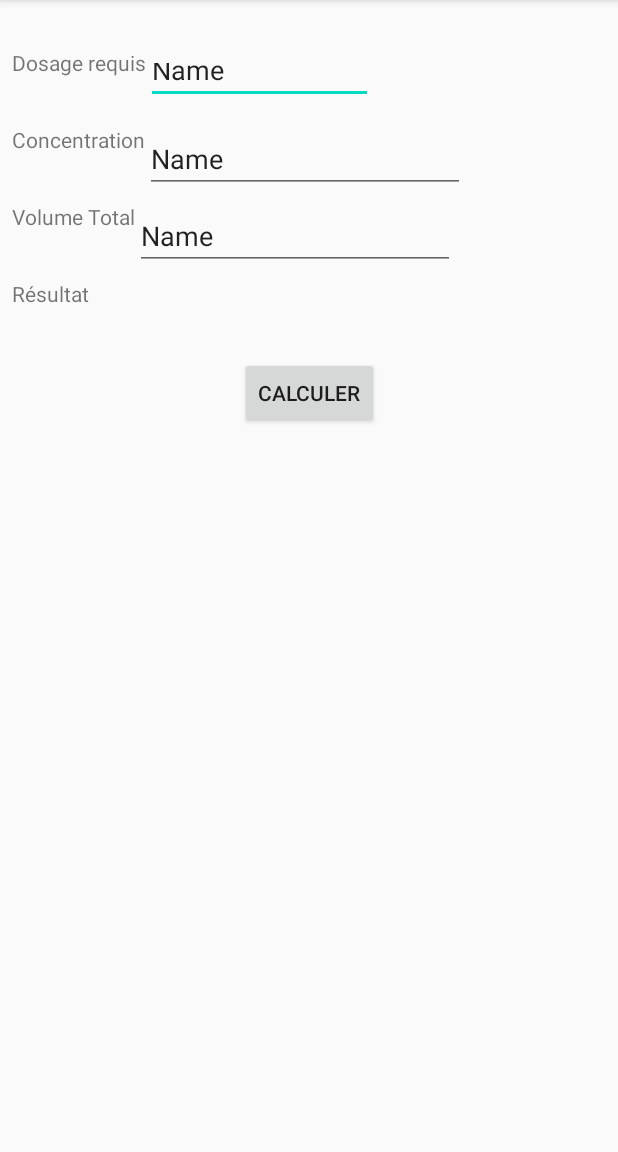
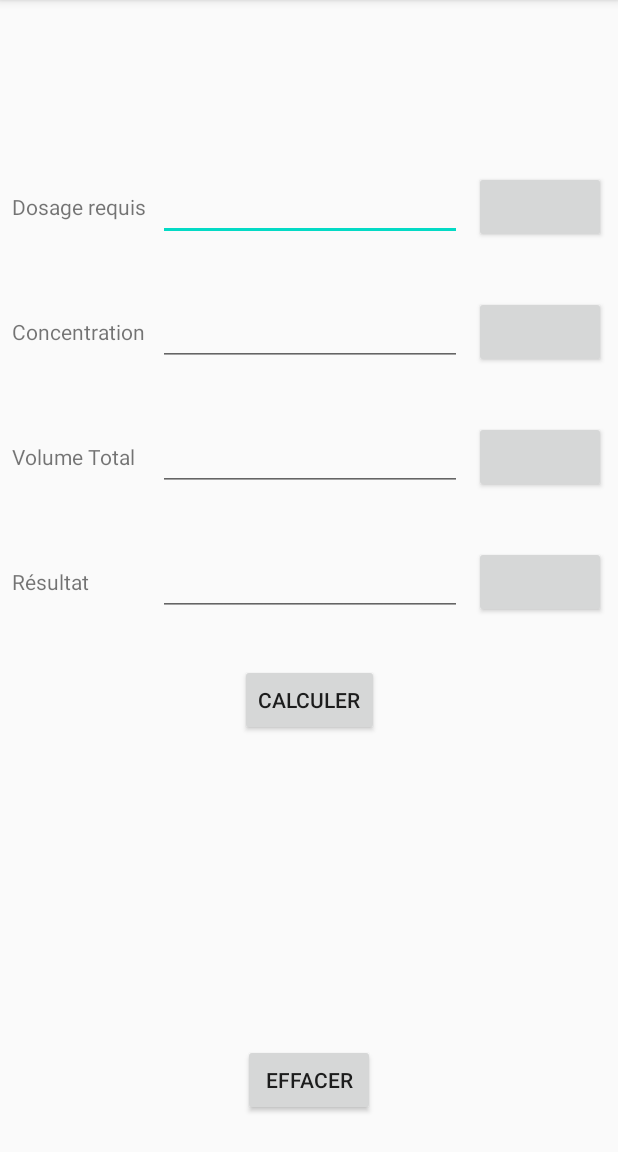
Before and after one commit to greg-mathieu/dilutionCalculator, an Android app: the screen it shows after launch (MainActivity), on a phone screen of 412 x 824 dp, the part 84-1236 px from its top. Run offline under Robolectric (Android 15) with nearby library versions, the phone set to English and light mode, and no system bars.

Commit message:
correction xml + add Clear button

```diff
--- a/app/src/main/java/com/mgregoire/dilutioncalculator/MainActivity.kt
+++ b/app/src/main/java/com/mgregoire/dilutioncalculator/MainActivity.kt
@@ -1,8 +1,11 @@
 package com.mgregoire.dilutioncalculator
 
+import android.content.Context
 import androidx.appcompat.app.AppCompatActivity
 import android.os.Bundle
 import android.view.View
+import android.view.inputmethod.InputMethodManager
+import android.widget.EditText
 import kotlinx.android.synthetic.main.activity_main.*
 
 class MainActivity : AppCompatActivity() {
@@ -13,10 +16,30 @@ class MainActivity : AppCompatActivity() {
         buttonCompute.setOnClickListener(View.OnClickListener {
             val requiredDose = editTextRequiredDose.text.toString().toDouble()
             val concentration = editTextConcentration.text.toString().toDouble()
-            val totalVolume = editTextTotalVolume.text.toString().toDouble()
+            val totalVolume = editTextTotalVolume.toString().toDouble()
 
             val result = (totalVolume * requiredDose) / concentration
-            textViewResult.text = result.toString()
+            editTextResult.setText(result.toString())
+
+            hideKeyboard()
+        })
+
+        buttonClear.setOnClickListener(View.OnClickListener {
+            clear(editTextRequiredDose)
+            clear(editTextConcentration)
+            clear(editTextTotalVolume)
+            clear(editTextResult)
         })
     }
+
+    private fun clear (editText: EditText) {
+        editText.text.clear()
+        editText.clearFocus()
+    }
+
+    // find on "http://programminget.blogspot.com/2017/08/how-to-close-android-soft-keyboard.html"
+    private fun hideKeyboard() {
+        val inputManager:InputMethodManager = getSystemService(Context.INPUT_METHOD_SERVICE) as InputMethodManager
+        inputManager.hideSoftInputFromWindow(currentFocus?.windowToken, InputMethodManager.SHOW_FORCED)
+    }
 }
--- a/app/src/main/res/layout/activity_main.xml
+++ b/app/src/main/res/layout/activity_main.xml
@@ -6,72 +6,129 @@
     android:layout_height="match_parent"
     tools:context=".MainActivity">
 
-    <EditText
-        android:id="@+id/editTextRequiredDose"
-        android:layout_width="151dp"
-        android:layout_height="37dp"
-        android:ems="10"
-        android:inputType="numberDecimal"
-        android:text="Name"
-        app:layout_constraintStart_toEndOf="@+id/textView"
-        app:layout_constraintTop_toTopOf="@+id/textView" />
-
     <TextView
-        android:id="@+id/textView"
+        android:id="@+id/textViewRequiredDose"
         android:layout_width="wrap_content"
         android:layout_height="wrap_content"
         android:layout_marginStart="8dp"
-        android:layout_marginTop="32dp"
+        android:layout_marginTop="128dp"
         android:text="Dosage requis"
         app:layout_constraintStart_toStartOf="parent"
         app:layout_constraintTop_toTopOf="parent" />
 
-    <TextView
-        android:id="@+id/textView2"
+    <EditText
+        android:id="@+id/editTextRequiredDose"
+        android:layout_width="0dp"
+        android:layout_height="wrap_content"
+        android:layout_marginStart="8dp"
+        android:layout_marginEnd="8dp"
+        android:ems="10"
+        android:inputType="numberDecimal"
+        app:layout_constraintBottom_toBottomOf="@+id/textViewRequiredDose"
+        app:layout_constraintEnd_toStartOf="@+id/buttonUnitRequiredDose"
+        app:layout_constraintStart_toEndOf="@+id/textViewRequiredDose"
+        app:layout_constraintTop_toTopOf="@+id/textViewRequiredDose" />
+
+
+    <Button
+        android:id="@+id/buttonUnitRequiredDose"
         android:layout_width="wrap_content"
         android:layout_height="wrap_content"
-        android:layout_marginTop="32dp"
+        android:layout_marginEnd="8dp"
+        app:layout_constraintBottom_toBottomOf="@+id/textViewRequiredDose"
+        app:layout_constraintEnd_toEndOf="parent"
+        app:layout_constraintTop_toTopOf="@+id/textViewRequiredDose" />
+
+    <TextView
+        android:id="@+id/textViewConcentration"
+        android:layout_width="wrap_content"
+        android:layout_height="wrap_content"
+        android:layout_marginTop="64dp"
         android:text="Concentration"
-        app:layout_constraintStart_toStartOf="@+id/textView"
-        app:layout_constraintTop_toBottomOf="@+id/textView" />
+        app:layout_constraintStart_toStartOf="@+id/textViewRequiredDose"
+        app:layout_constraintTop_toBottomOf="@+id/textViewRequiredDose" />
 
     <EditText
         android:id="@+id/editTextConcentration"
-        android:layout_width="wrap_content"
+        android:layout_width="0dp"
         android:layout_height="wrap_content"
         android:ems="10"
         android:inputType="numberDecimal"
-        android:text="Name"
-        app:layout_constraintStart_toEndOf="@+id/textView2"
-        app:layout_constraintTop_toTopOf="@+id/textView2" />
+        app:layout_constraintBottom_toBottomOf="@+id/textViewConcentration"
+        app:layout_constraintEnd_toEndOf="@+id/editTextRequiredDose"
+        app:layout_constraintStart_toStartOf="@+id/editTextRequiredDose"
+        app:layout_constraintTop_toTopOf="@+id/textViewConcentration" />
+
+    <Button
+        android:id="@+id/buttonUnitConcentration"
+        android:layout_width="wrap_content"
+        android:layout_height="wrap_content"
+        android:layout_marginEnd="8dp"
+        app:layout_constraintBottom_toBottomOf="@+id/textViewConcentration"
+        app:layout_constraintEnd_toEndOf="parent"
+        app:layout_constraintTop_toTopOf="@+id/textViewConcentration" />
+
+    <TextView
+        android:id="@+id/textViewTotalVolume"
+        android:layout_width="wrap_content"
+        android:layout_height="wrap_content"
+        android:layout_marginTop="64dp"
+        android:text="Volume Total"
+        app:layout_constraintStart_toStartOf="@+id/textViewConcentration"
+        app:layout_constraintTop_toBottomOf="@+id/textViewConcentration" />
 
     <EditText
         android:id="@+id/editTextTotalVolume"
-        android:layout_width="wrap_content"
+        android:layout_width="0dp"
         android:layout_height="wrap_content"
         android:ems="10"
         android:inputType="numberDecimal"
-        android:text="Name"
-        app:layout_constraintStart_toEndOf="@+id/textView3"
-        app:layout_constraintTop_toTopOf="@+id/textView3" />
+        app:layout_constraintBottom_toBottomOf="@+id/textViewTotalVolume"
+        app:layout_constraintEnd_toEndOf="@+id/editTextConcentration"
+        app:layout_constraintStart_toStartOf="@+id/editTextConcentration"
+        app:layout_constraintTop_toTopOf="@+id/textViewTotalVolume" />
+
+
+    <Button
+        android:id="@+id/buttonUnitTotalVolume"
+        android:layout_width="wrap_content"
+        android:layout_height="wrap_content"
+        android:layout_marginEnd="8dp"
+        app:layout_constraintBottom_toBottomOf="@+id/textViewTotalVolume"
+        app:layout_constraintEnd_toEndOf="parent"
+        app:layout_constraintTop_toTopOf="@+id/textViewTotalVolume" />
 
     <TextView
-        android:id="@+id/textView3"
+        android:id="@+id/textViewResult"
         android:layout_width="wrap_content"
         android:layout_height="wrap_content"
-        android:layout_marginTop="32dp"
-        android:text="Volume Total"
-        app:layout_constraintStart_toStartOf="@+id/textView2"
-        app:layout_constraintTop_toBottomOf="@+id/textView2" />
+        android:layout_marginTop="64dp"
+        android:text="Résultat"
+        app:layout_constraintStart_toStartOf="@+id/textViewTotalVolume"
+        app:layout_constraintTop_toBottomOf="@+id/textViewTotalVolume" />
 
-    <TextView
-        android:id="@+id/textView4"
+
+    <EditText
+        android:id="@+id/editTextResult"
+        android:layout_width="0dp"
+        android:layout_height="wrap_content"
+        android:clickable="false"
+        android:ems="10"
+        android:focusableInTouchMode="false"
+        android:inputType="numberDecimal"
+        app:layout_constraintBottom_toBottomOf="@+id/textViewResult"
+        app:layout_constraintEnd_toEndOf="@+id/editTextTotalVolume"
+        app:layout_constraintStart_toStartOf="@+id/editTextTotalVolume"
+        app:layout_constraintTop_toTopOf="@+id/textViewResult" />
+
+    <Button
+        android:id="@+id/buttonUnitResult"
         android:layout_width="wrap_content"
         android:layout_height="wrap_content"
-        android:layout_marginTop="32dp"
-        android:text="Résultat"
-        app:layout_constraintStart_toStartOf="@+id/textView3"
-        app:layout_constraintTop_toBottomOf="@+id/textView3" />
+        android:layout_marginEnd="8dp"
+        app:layout_constraintBottom_toBottomOf="@+id/textViewResult"
+        app:layout_constraintEnd_toEndOf="parent"
+        app:layout_constraintTop_toTopOf="@+id/textViewResult" />
 
     <Button
         android:id="@+id/buttonCompute"
@@ -81,14 +138,16 @@
         android:text="Calculer"
         app:layout_constraintEnd_toEndOf="parent"
         app:layout_constraintStart_toStartOf="parent"
-        app:layout_constraintTop_toBottomOf="@+id/textViewResult" />
+        app:layout_constraintTop_toBottomOf="@+id/editTextResult" />
 
-    <TextView
-        android:id="@+id/textViewResult"
-        android:layout_width="62dp"
-        android:layout_height="20dp"
-        android:layout_marginStart="24dp"
-        app:layout_constraintStart_toEndOf="@+id/textView4"
-        app:layout_constraintTop_toTopOf="@+id/textView4"
-        tools:text="resultat" />
+    <Button
+        android:id="@+id/buttonClear"
+        android:layout_width="wrap_content"
+        android:layout_height="wrap_content"
+        android:layout_marginBottom="24dp"
+        android:text="Effacer"
+        app:layout_constraintBottom_toBottomOf="parent"
+        app:layout_constraintEnd_toEndOf="parent"
+        app:layout_constraintStart_toStartOf="parent" />
+
 </androidx.constraintlayout.widget.ConstraintLayout>
```
